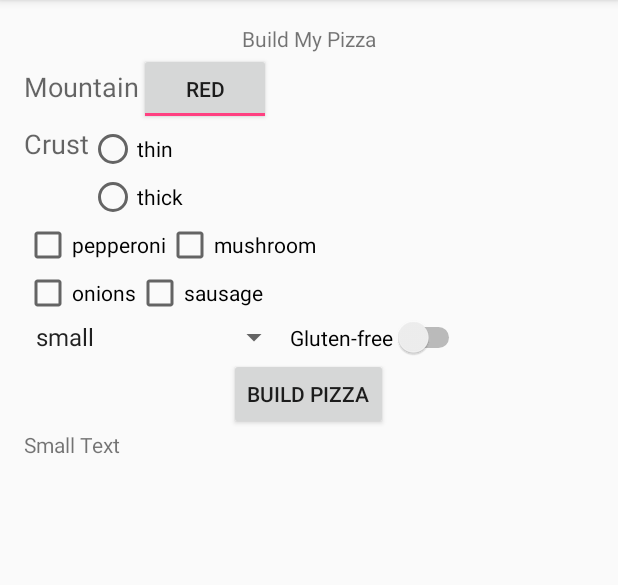
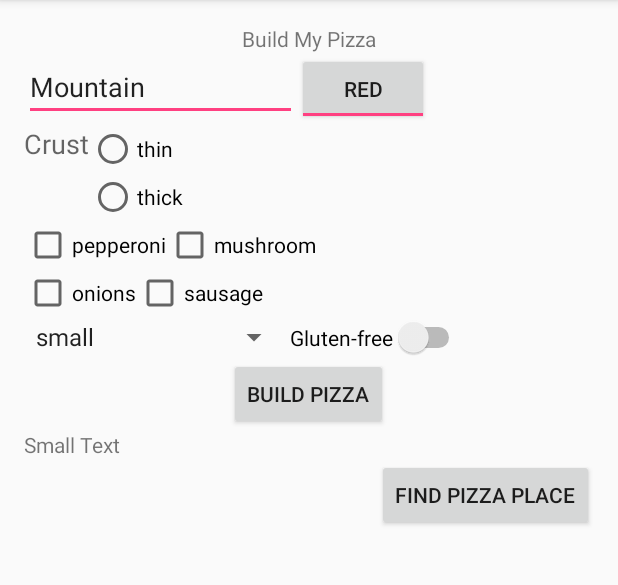
Before and after one commit to qubick/MAD2015, an Android app: the screen it shows after launch (MainActivity), on a phone screen of 412 x 824 dp, the part 84-669 px from its top. Run offline under Robolectric (Android 15) with nearby library versions, the phone set to English and light mode, and no system bars.

Commit message:
edit text works

```diff
--- a/FinalPizza/app/src/main/res/layout/activity_main.xml
+++ b/FinalPizza/app/src/main/res/layout/activity_main.xml
@@ -30,11 +30,15 @@
             android:layout_above="@+id/linearLayout"
             android:layout_centerHorizontal="true">
 
-            <TextView
+            <EditText
                 android:layout_width="wrap_content"
                 android:layout_height="wrap_content"
                 android:textAppearance="?android:attr/textAppearanceMedium"
                 android:text="Mountain"
+                android:hint="Type your pizza name"
+                android:inputType="textAutoComplete"
+                android:imeOptions="actionDone"
+                android:editable="true"
                 android:id="@+id/pizzaName" />
 
             <ToggleButton
@@ -159,6 +163,14 @@
             android:id="@+id/pizzaExplanation"
             android:layout_gravity="center_horizontal" />
 
+        <Button
+            android:layout_width="wrap_content"
+            android:layout_height="wrap_content"
+            android:text="Find Pizza Place"
+            android:id="@+id/find"
+            android:onClick="loadWebsite"
+            android:layout_gravity="right" />
+
     </LinearLayout>
 
 
```
Also changed, not shown: FinalPizza/app/src/main/java/com/example/jeeeunkim/finalpizza/MainActivity.java (+16 -0 lines).
